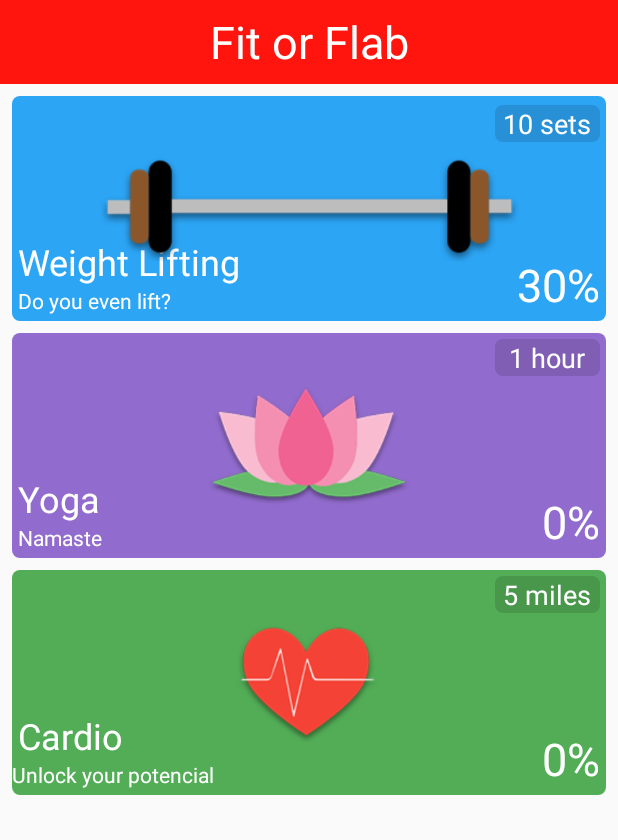
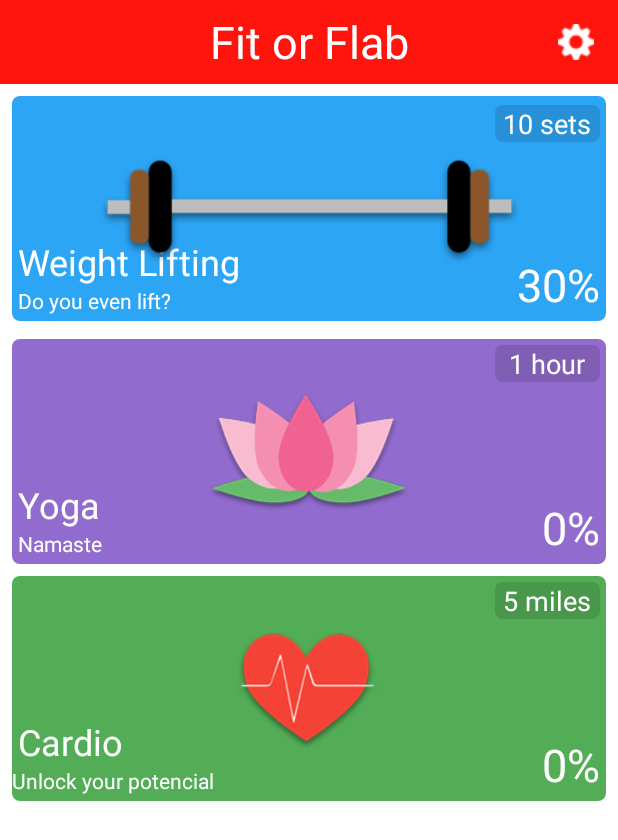
Before and after one commit to hjunger/AndroidCourse, an Android app: the screen it shows after launch (MainActivity), on a phone screen of 412 x 824 dp. Shown: the top 840 px of the screen. Run offline under Robolectric (Android 15) with nearby library versions, the phone set to English and light mode, and no system bars.

Commit message:
Finishing the Workout exercise

```diff
--- a/WorkoutExerc/app/src/main/java/henriquejunger/workoutexerc/MainActivity.java
+++ b/WorkoutExerc/app/src/main/java/henriquejunger/workoutexerc/MainActivity.java
@@ -7,33 +7,38 @@ import android.support.constraint.ConstraintLayout;
 import android.support.v7.app.AppCompatActivity;
 import android.os.Bundle;
 import android.view.View;
+import android.widget.ImageButton;
 import android.widget.ImageView;
 import android.widget.TextView;
 
 public class MainActivity extends AppCompatActivity {
+    private Settings settings;
+    private static int backgroundDefaulColor = Color.WHITE;
 
-    public static String EXTRA_ID_TITLE = "work.title";
-    private static String TITLE_TEXT = "Title of this Screen";
-
-    public static String EXTRA_ID_DRAWABLE = "work.image";
-    public static int DRAWABLE_ID = 0;
-
-    public static String EXTRA_ID_BACKGROUND = "work.background";
-    public static int BACKGROUND_COLOR = Color.WHITE;
 
     @Override
     protected void onCreate(Bundle savedInstanceState) {
         super.onCreate(savedInstanceState);
         setContentView(R.layout.activity_main);
-        ImageView imageView;
+        initSettings();
+        setBackgroundColor();
+        setListenerToConstraintLayout();
+        setListenerToButtons();
+    }
 
-        imageView = (ImageView) findViewById(R.id.image_weight);
-        imageView.setTag(R.drawable.weight);
-        imageView = (ImageView) findViewById(R.id.image_yoga);
-        imageView.setTag(R.drawable.lotus);
-        imageView = (ImageView) findViewById(R.id.image_cardio);
-        imageView.setTag(R.drawable.heart);
+    @Override
+    protected void onResume() {
+        super.onResume();
+        setBackgroundColor();
+    }
 
+    @Override
+    protected void onRestart() {
+        super.onRestart();
+        setBackgroundColor();
+    }
+
+    private void setListenerToConstraintLayout(){
         ConstraintLayout main = (ConstraintLayout) findViewById(R.id.main_layout);
         int countViews = main.getChildCount();
         for(int i = 0; i < countViews; i++){
@@ -49,36 +54,57 @@ public class MainActivity extends AppCompatActivity {
         }
     }
 
+    private void setListenerToButtons(){
+        ImageButton settingBtn = (ImageButton)findViewById(R.id.settings_button);
+        settingBtn.setOnClickListener(new View.OnClickListener() {
+            @Override
+            public void onClick(View v) {
+                Intent intent = new Intent(MainActivity.this, SettingsActivity.class);
+                startActivity(intent);
+            }
+        });
+    }
+
+    private void setBackgroundColor(){
+        if(settings == null)
+            settings = Settings.getInstance();
+        settings.setBackgroundColor(backgroundDefaulColor);
+        settings.changeBackgroundColor(this, R.id.main_layout);
+    }
+
+    private void initSettings(){
+        // Initiate Settings
+        settings = Settings.getInstance();
+        ImageView imageView = (ImageView) findViewById(R.id.image_weight);
+        settings.setImageDrawable(imageView.getDrawable());
+        TextView textView = (TextView)findViewById(R.id.title_weight);
+        settings.setTitle(textView.getText().toString());
+    }
+
     private void callNewView(View v){
         if(v instanceof ConstraintLayout){
             ConstraintLayout layout = (ConstraintLayout) v;
             int countChildren = layout.getChildCount();
-            String title = TITLE_TEXT;
-            int drawableId = DRAWABLE_ID;
-            int backgroundColor = BACKGROUND_COLOR;
 
             for(int i = 0; i < countChildren; i++){
                 View view = layout.getChildAt(i);
 
                 if(view instanceof ImageView){
                     ImageView imageView = (ImageView)view;
-                    drawableId = (int)imageView.getTag();
+                    settings.setImageDrawable(imageView.getDrawable());
                 }
 
                 if(view instanceof TextView
                         && getResources().getResourceName(view.getId()).contains("title_")){
                     TextView textView = (TextView)view;
-                    title = textView.getText().toString();
+                    settings.setTitle(textView.getText().toString());
                 }
             }
 
             ColorStateList colorStateList = layout.getBackgroundTintList();
-            backgroundColor = colorStateList.getDefaultColor();
+            settings.setBackgroundColor(colorStateList.getDefaultColor());
 
             Intent intent = new Intent(MainActivity.this, WorkActivity.class);
-            intent.putExtra(EXTRA_ID_TITLE, title);
-            intent.putExtra(EXTRA_ID_DRAWABLE, drawableId);
-            intent.putExtra(EXTRA_ID_BACKGROUND, backgroundColor);
             startActivity(intent);
         }
     }
--- /dev/null
+++ b/WorkoutExerc/app/src/main/java/henriquejunger/workoutexerc/Settings.java
@@ -0,0 +1,79 @@
+package henriquejunger.workoutexerc;
+
+import android.app.Activity;
+import android.content.Context;
+import android.graphics.Color;
+import android.graphics.drawable.Drawable;
+import android.support.constraint.ConstraintLayout;
+import android.view.View;
+
+/**
+ * Created by HenriqueJunger on 02/09/17.
+ *
+ */
+
+public class Settings {
+    private static Settings instance;
+
+    private Drawable imageDrawable;
+    private int backgroundColor;
+    private String title;
+
+    private boolean darkTheme;
+    private int colorDark;
+
+    public boolean isDarkTheme() {
+        return darkTheme;
+    }
+
+    public void setDarkTheme(boolean darkTheme) {
+        this.darkTheme = darkTheme;
+    }
+
+    public Drawable getImageDrawable() {
+        return imageDrawable;
+    }
+
+    public void setImageDrawable(Drawable imageDrawable) {
+        this.imageDrawable = imageDrawable;
+    }
+
+    private int getBackgroundColor() {
+        return darkTheme ? colorDark : backgroundColor;
+    }
+
+    public void setBackgroundColor(int backgroundColor) {
+        this.backgroundColor = backgroundColor;
+    }
+
+    public void setBackgroundColorFromCode(String bgCodeColor){
+        setBackgroundColor(Color.parseColor(bgCodeColor));
+    }
+
+    public String getTitle() {
+        return title;
+    }
+
+    public void setTitle(String title) {
+        this.title = title;
+    }
+
+    private Settings(){
+        backgroundColor = Color.WHITE;
+        colorDark = Color.DKGRAY;
+        darkTheme = false;
+    }
+
+    public static Settings getInstance(){
+         if(instance == null){
+             instance = new Settings();
+         }
+         return instance;
+    }
+
+    public void changeBackgroundColor(Activity activity, int viewId){
+        View view = activity.findViewById(viewId);
+        view.setBackgroundColor(this.getBackgroundColor());
+    }
+
+}
--- a/WorkoutExerc/app/src/main/res/layout/activity_main.xml
+++ b/WorkoutExerc/app/src/main/res/layout/activity_main.xml
@@ -35,6 +35,17 @@
             android:textSize="30sp"/>
 
         </android.support.v7.widget.Toolbar>
+
+    <ImageButton
+        android:id="@+id/settings_button"
+        android:layout_width="wrap_content"
+        android:layout_height="wrap_content"
+        android:layout_marginRight="16dp"
+        android:layout_marginTop="16dp"
+        android:background="@android:color/transparent"
+        app:layout_constraintRight_toRightOf="@+id/main_toolbar"
+        app:layout_constraintTop_toTopOf="@+id/main_toolbar"
+        app:srcCompat="@drawable/settings_24"/>
 
     <android.support.constraint.ConstraintLayout
         android:id="@+id/weight_layout"
@@ -120,12 +131,13 @@
         android:layout_height="150dp"
         android:layout_marginEnd="8dp"
         android:layout_marginStart="8dp"
-        android:layout_marginTop="8dp"
+        android:layout_marginTop="12dp"
         android:background="@drawable/rounded_corners"
         android:backgroundTint="#916bcd"
         app:layout_constraintLeft_toLeftOf="parent"
         app:layout_constraintRight_toRightOf="parent"
-        app:layout_constraintTop_toBottomOf="@+id/weight_layout">
+        app:layout_constraintTop_toBottomOf="@+id/weight_layout"
+        app:layout_constraintHorizontal_bias="0.0">
 
         <ImageView
             android:id="@+id/image_yoga"
```
Also changed, not shown: WorkoutExerc/app/src/main/java/henriquejunger/workoutexerc/SettingsActivity.java (+26 -0 lines), WorkoutExerc/app/src/main/java/henriquejunger/workoutexerc/WorkActivity.java (+8 -10 lines), WorkoutExerc/app/src/main/res/layout/activity_settings.xml (+31 -0 lines), WorkoutExerc/app/src/main/res/drawable/settings_24.png (added).
